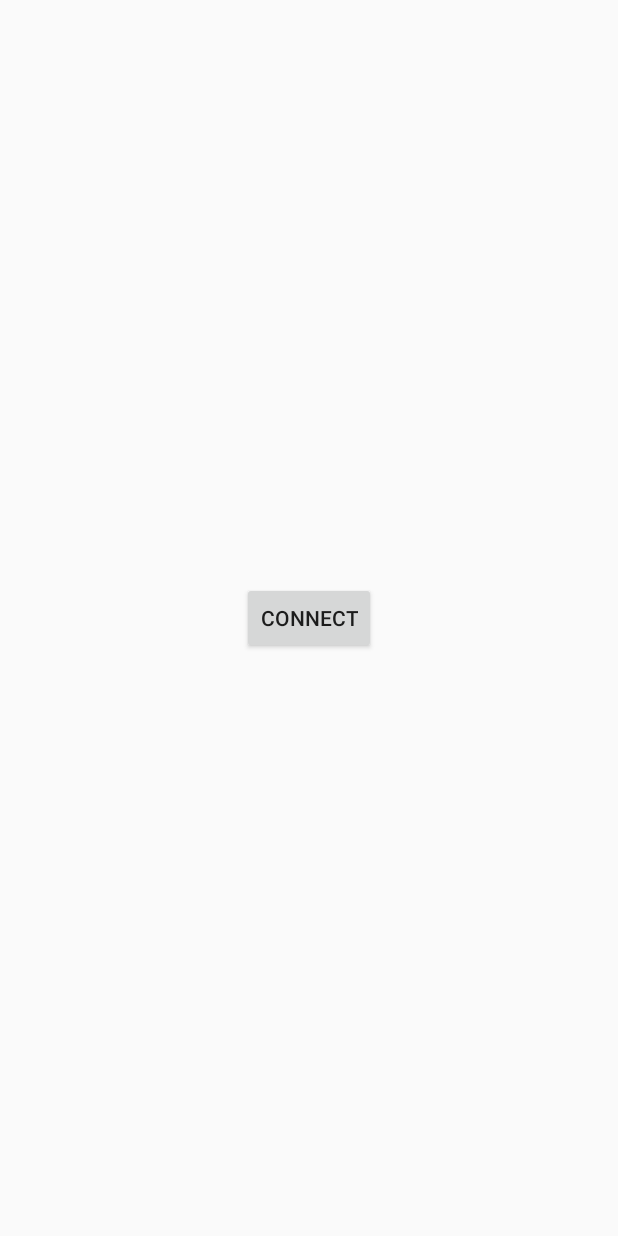
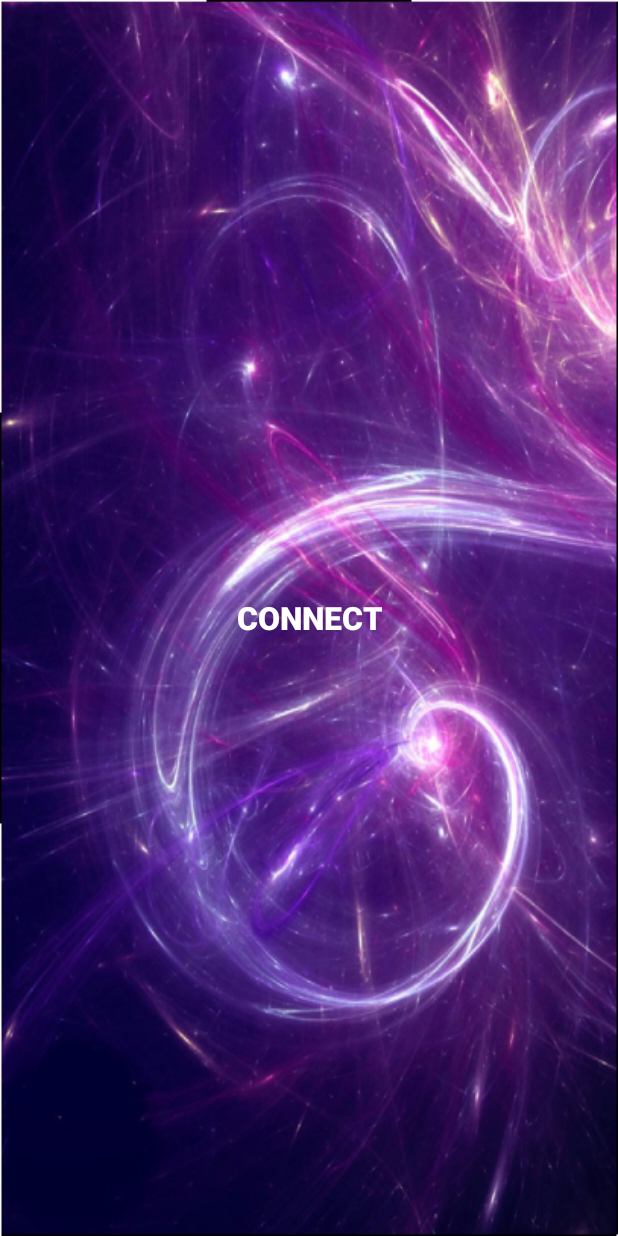
Before and after one commit to dbawale/ECE558Project4, an Android app: the screen it shows after launch (MusicActivity), on a phone screen of 412 x 824 dp. Run offline under Robolectric (Android 15) with nearby library versions, the phone set to English and light mode, and no system bars.

Commit message:
UI Enhancements

```diff
--- a/app/src/main/res/layout/activity_music.xml
+++ b/app/src/main/res/layout/activity_music.xml
@@ -8,6 +8,7 @@
     android:paddingRight="@dimen/activity_horizontal_margin"
     android:paddingTop="@dimen/activity_vertical_margin"
     android:orientation="vertical"
+    android:background="@drawable/bkgrnd6"
     tools:context="srivatsa.yogendra.pdx.edu.esp_final.MusicActivity">
 
     <FrameLayout
--- a/app/src/main/res/layout/fragment_connect.xml
+++ b/app/src/main/res/layout/fragment_connect.xml
@@ -16,7 +16,13 @@
         android:id="@+id/connectbtn"
         android:gravity="center"
         android:layout_gravity="center"
-        android:text="@string/bluetooth_connect"/>
+        android:text="@string/bluetooth_connect"
+        android:textAllCaps="true"
+        android:textSize="@dimen/connect_size"
+        android:textStyle="bold"
+        android:textColor="@color/colorWhite"
+        android:background="@android:color/transparent"
+        />
 
 
 </FrameLayout>
--- a/app/src/main/res/layout/fragment_music.xml
+++ b/app/src/main/res/layout/fragment_music.xml
@@ -2,6 +2,7 @@
     xmlns:tools="http://schemas.android.com/tools"
     android:layout_width="match_parent"
     android:layout_height="match_parent"
+    android:backgroundTintMode="src_over"
     tools:context="srivatsa.yogendra.pdx.edu.esp_final.MusicFragment"
     android:id="@+id/music_graph_layout">
 
--- a/app/src/main/res/values/colors.xml
+++ b/app/src/main/res/values/colors.xml
@@ -3,4 +3,5 @@
     <color name="colorPrimary">#3F51B5</color>
     <color name="colorPrimaryDark">#303F9F</color>
     <color name="colorAccent">#FF4081</color>
+    <color name="colorWhite">#FFFFFF</color>
 </resources>
--- a/app/src/main/res/values/dimens.xml
+++ b/app/src/main/res/values/dimens.xml
@@ -3,4 +3,7 @@
     <dimen name="activity_horizontal_margin">16dp</dimen>
     <dimen name="activity_vertical_margin">16dp</dimen>
     <dimen name="margin">30dp</dimen>
+    <dimen name="connect_size">21sp</dimen>
+    <dimen name="titleSize">25sp</dimen>
+    <dimen name="deviceSize">15sp</dimen>
 </resources>
--- a/app/src/main/res/values/strings.xml
+++ b/app/src/main/res/values/strings.xml
@@ -1,5 +1,5 @@
 <resources>
-    <string name="app_name">ESP_FINAL</string>
+    <string name="app_name">Luminos Luces</string>
     <string name="title_paired_devices">Paired Devices</string>
     <string name="title_other_devices">Available Devices</string>
     <string name="bluetooth_not_supported">Bluetooth is not supported on this device</string>
@@ -10,7 +10,8 @@
     <string name="amplitudeText">AMPLITUDE</string>
     <string name="durationText">DURATION</string>
     <string name="thresholdText">THRESHOLD</string>
-    <string name="bluetooth_connect">Connect</string>
+    <string name="bluetooth_connect">CONNECT</string>
+    <string name="scanDevices">Scan for More Devices</string>
 
     <!-- TODO: Remove or change this placeholder text -->
     <string name="hello_blank_fragment">Hello blank fragment</string>
```
Also changed, not shown: app/src/main/res/layout/activity_bluetooth.xml (+21 -7 lines), app/src/main/res/drawable-hdpi/bkgrnd6.png (added), app/src/main/res/drawable-mdpi/bkgrnd6.png (added), app/src/main/res/drawable-xhdpi/bkgrnd6.png (added), 2 other files.
